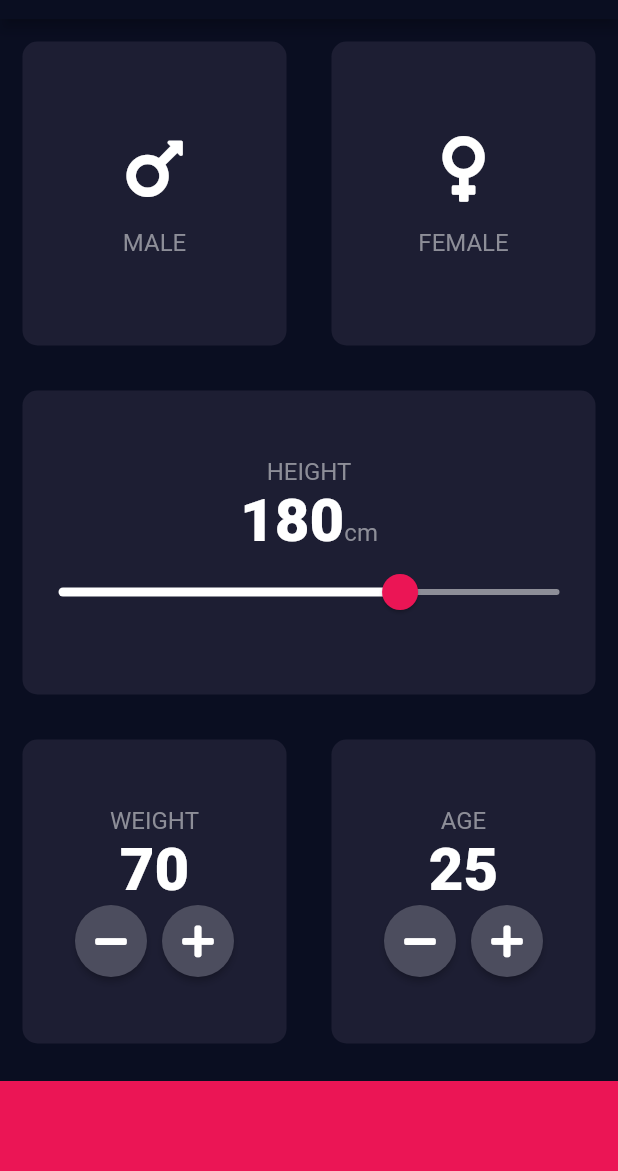
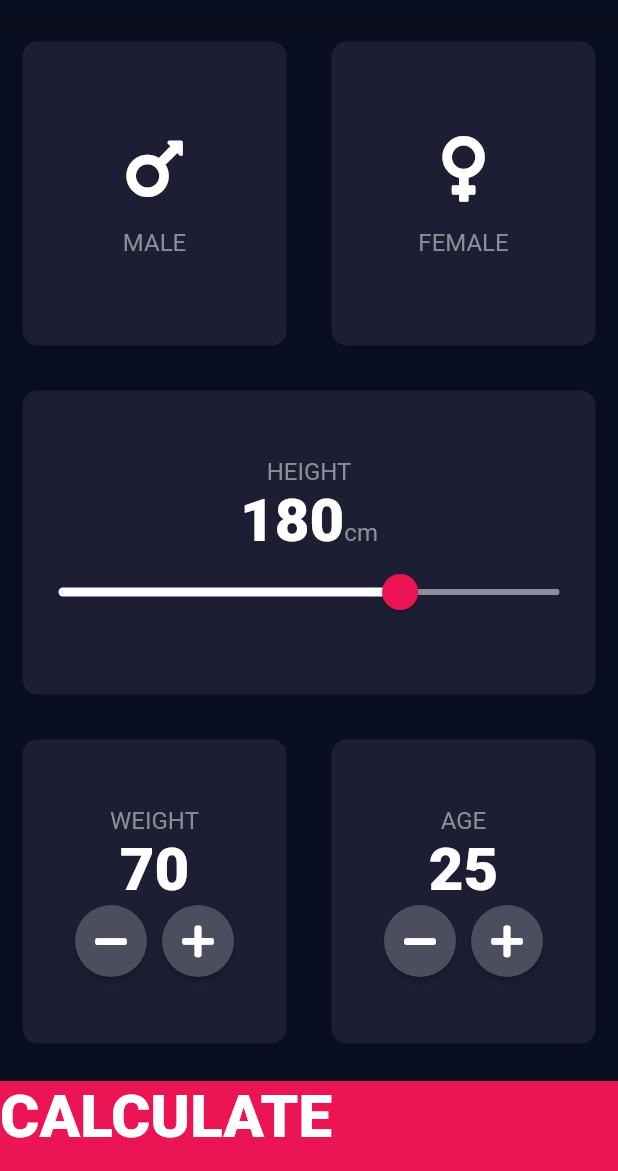
Before and after one commit to Allabergen/bmi_calculator_flutter, a Flutter app: the screen it shows after launch, on a phone screen of 412 x 824 dp, the part 65-1236 px from its top. Run offline on Flutter 3.47's test engine with Material 2 defaults, Android fonts, the phone set to English and light mode, and no system bars; our stand-ins replace font_awesome_flutter.

```diff
--- a/lib/input_page.dart
+++ b/lib/input_page.dart
@@ -1,3 +1,4 @@
+import 'package:bmi_calculator/results_page.dart';
 import 'package:bmi_calculator/reusable_card.dart';
 import 'package:flutter/material.dart';
 import 'package:font_awesome_flutter/font_awesome_flutter.dart';
@@ -191,11 +192,18 @@ class _InputPageState extends State<InputPage> {
               ],
             ),
           ),
-          Container(
-            color: kBottomContainerColour,
-            margin: EdgeInsets.only(top: 10.0),
-            width: double.infinity,
-            height: kBottomContainerHeight,
+          GestureDetector(
+            child: Container(
+              child: Text('CALCULATE', style: kTextStyle),
+              color: kBottomContainerColour,
+              margin: EdgeInsets.only(top: 10.0),
+              width: double.infinity,
+              height: kBottomContainerHeight,
+            ),
+            onTap: () {
+              Navigator.push(context,
+                  MaterialPageRoute(builder: (context) => ResultsPage()));
+            },
           ),
         ],
       ),
```
Also changed, not shown: lib/results_page.dart (added, +13 -0 lines).
